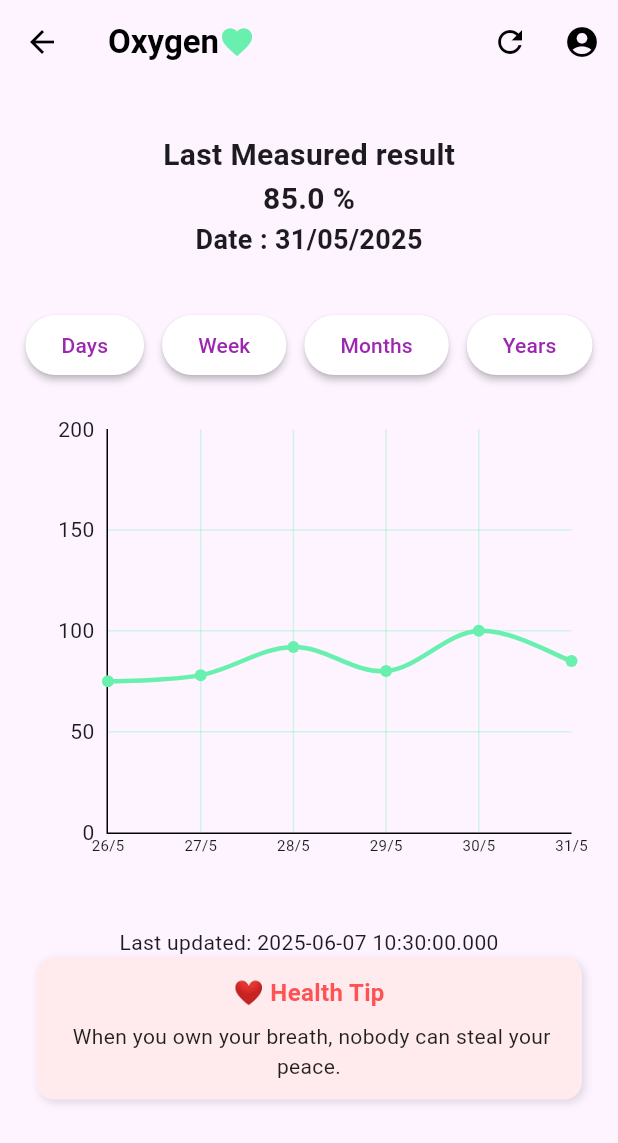
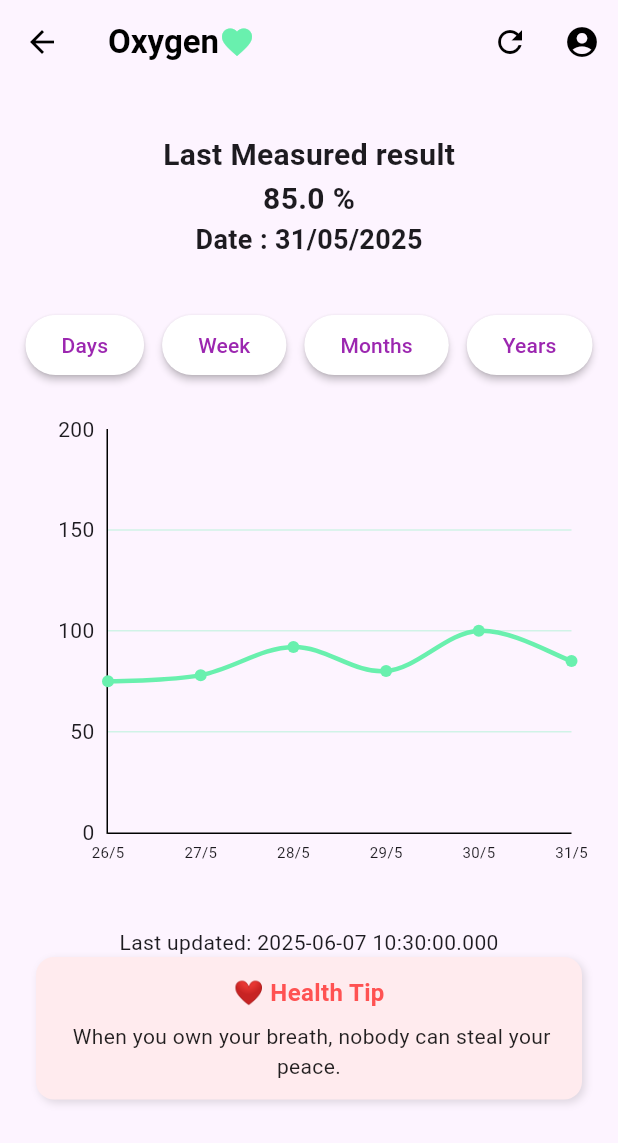
Before and after one commit to SongokuBlue/health, a Flutter app: the oxygen screen opened directly, on a phone screen of 412 x 824 dp. Shown: the top 1143 px of the screen. Run offline on Flutter 3.47's test engine with Material 3 defaults, Android fonts, the phone set to English and light mode, and no system bars; drawn by our look-alikes of fl_chart; our stand-ins replace firebase_core, firebase_database, flutter_svg; accounts and stored records are empty.

```diff
--- a/lib/charts/line.dart
+++ b/lib/charts/line.dart
@@ -5,11 +5,12 @@ class LineChartWidget extends StatelessWidget {
   final List<DateTime> dates;
   final List<FlSpot> spots;
   final Color chartColor;
+
   const LineChartWidget({
     super.key,
     required this.dates,
     required this.spots,
-    required this.chartColor
+    required this.chartColor,
   });
 
   @override
@@ -25,16 +26,9 @@ class LineChartWidget extends StatelessWidget {
           maxY: 200,
           gridData: FlGridData(
             show: true,
-            drawVerticalLine: true,
-            verticalInterval: 1,
+            drawVerticalLine: false, // bỏ grid dọc để đỡ rối
             drawHorizontalLine: true,
             getDrawingHorizontalLine: (value) {
-              return FlLine(
-                color: chartColor.withOpacity(0.3),
-                strokeWidth: 1,
-              );
-            },
-            getDrawingVerticalLine: (value) {
               return FlLine(
                 color: chartColor.withOpacity(0.3),
                 strokeWidth: 1,
@@ -52,9 +46,31 @@ class LineChartWidget extends StatelessWidget {
                   if (index < 0 || index >= dates.length) {
                     return const SizedBox.shrink();
                   }
-                  final date = dates[index];
-                  return Text('${date.day}/${date.month}',
-                      style: const TextStyle(fontSize: 10));
+
+                  // Chỉ hiện label khi ngày thay đổi hoặc là điểm đầu tiên
+                  bool showLabel = false;
+                  if (index == 0) {
+                    showLabel = true;
+                  } else {
+                    DateTime prevDate = dates[index - 1];
+                    DateTime currDate = dates[index];
+                    if (currDate.day != prevDate.day ||
+                        currDate.month != prevDate.month ||
+                        currDate.year != prevDate.year) {
+                      showLabel = true;
+                    }
+                  }
+
+                  if (showLabel) {
+                    final date = dates[index];
+                    return Padding(
+                      padding: const EdgeInsets.only(top: 5),
+                      child: Text('${date.day}/${date.month}',
+                          style: const TextStyle(fontSize: 10)),
+                    );
+                  } else {
+                    return const SizedBox.shrink();
+                  }
                 },
               ),
             ),
@@ -86,8 +102,29 @@ class LineChartWidget extends StatelessWidget {
               dotData: FlDotData(show: true),
               color: chartColor,
               barWidth: 3,
-            )
+            ),
           ],
+          lineTouchData: LineTouchData(
+            touchTooltipData: LineTouchTooltipData(
+                tooltipBorderRadius: BorderRadius.circular(8),
+              getTooltipItems: (List<LineBarSpot> touchedSpots) {
+                return touchedSpots.map((spot) {
+                  int index = spot.x.toInt();
+                  if (index < 0 || index >= dates.length) {
+                    return null;
+                  }
+                  DateTime date = dates[index];
+                  String dateStr = "${date.day}/${date.month}/${date.year} "
+                      "${date.hour}:${date.minute.toString().padLeft(2, '0')}";
+
+                  return LineTooltipItem(
+                    "${spot.y.toStringAsFixed(1)} bpm\n$dateStr",
+                    const TextStyle(color: Colors.white, fontSize: 12),
+                  );
+                }).toList();
+              },
+            ),
+          ),
         ),
       ),
     );
```
Also changed, not shown: lib/home.dart (+40 -40 lines), lib/pages/heart.dart (+58 -68 lines), lib/services/firebase_data.dart (added, +90 -0 lines).
